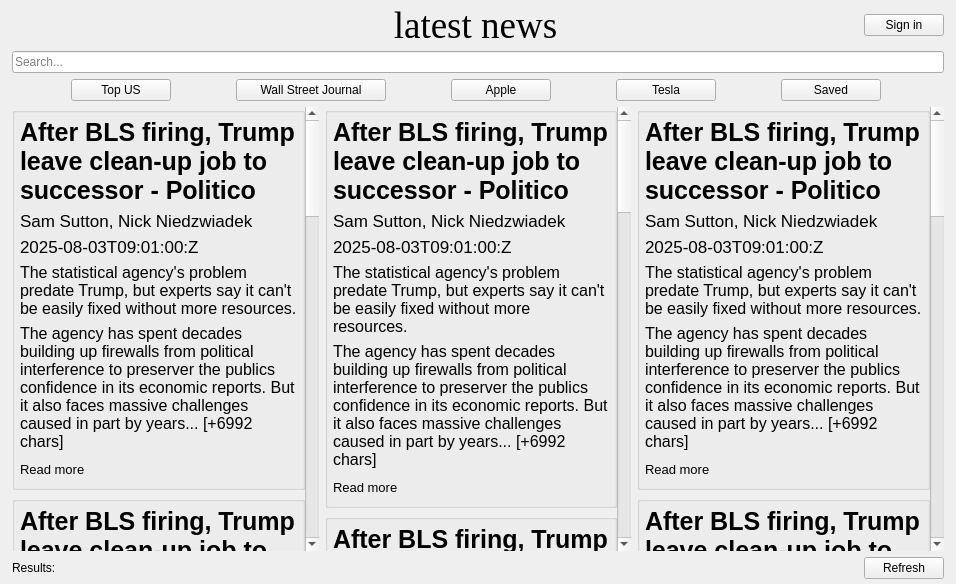
Before: the Qt Designer form ui/ui_mainwindow.ui in Akshaye-Sharma/news-aggregator, drawn with Qt 5.
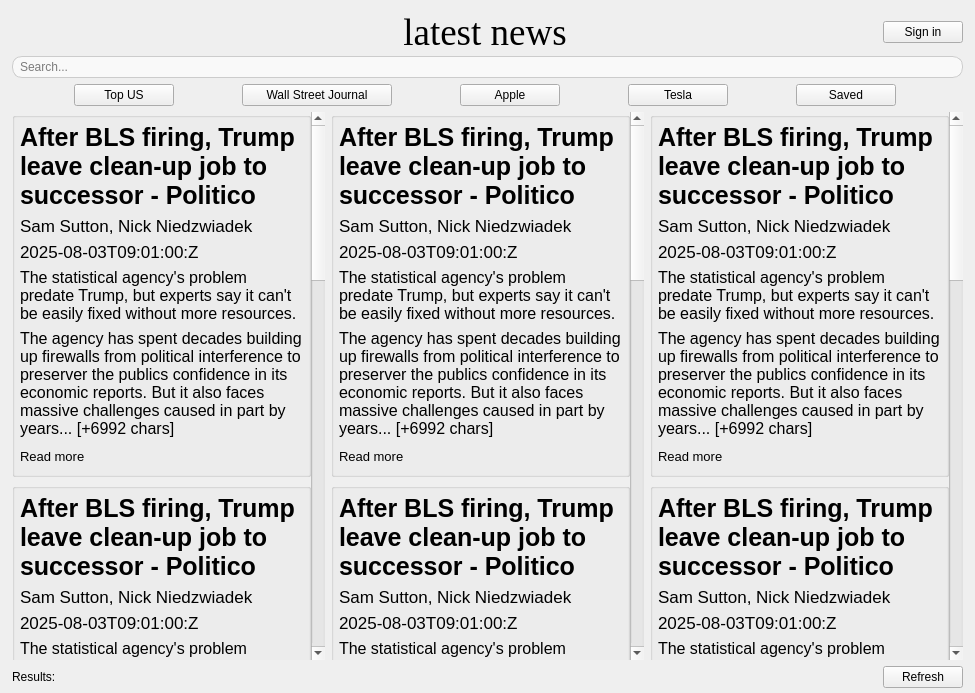
After: the same form once the commit is applied. Icons and pictures are not drawn.

Commit message: search functionality added, saved bugs fixed

What changed in the file:
```diff
--- a/ui/ui_mainwindow.ui
+++ b/ui/ui_mainwindow.ui
@@ -9,20 +9,23 @@
    <rect>
     <x>0</x>
     <y>0</y>
-    <width>956</width>
-    <height>584</height>
+    <width>975</width>
+    <height>693</height>
    </rect>
   </property>
+  <property name="focusPolicy">
+   <enum>Qt::NoFocus</enum>
+  </property>
   <property name="windowTitle">
    <string>MainWindow</string>
   </property>
   <widget class="QWidget" name="centralwidget">
-   <layout class="QVBoxLayout" name="verticalLayout_2">
+   <layout class="QHBoxLayout" name="horizontalLayout_7">
     <property name="leftMargin">
      <number>12</number>
     </property>
     <property name="topMargin">
-     <number>5</number>
+     <number>10</number>
     </property>
     <property name="rightMargin">
      <number>12</number>
@@ -221,7 +224,7 @@
             <number>0</number>
            </property>
            <property name="topMargin">
-            <number>0</number>
+            <number>5</number>
            </property>
            <property name="rightMargin">
             <number>0</number>
@@ -368,34 +371,41 @@
             <number>0</number>
            </property>
            <item>
-            <widget class="QFrame" name="frame_2">
-             <property name="frameShape">
-              <enum>QFrame::NoFrame</enum>
+            <widget class="QLineEdit" name="searchBar">
+             <property name="font">
+              <font>
+               <stylestrategy>PreferDefault</stylestrategy>
+              </font>
              </property>
-             <property name="frameShadow">
-              <enum>QFrame::Raised</enum>
+             <property name="focusPolicy">
+              <enum>Qt::ClickFocus</enum>
              </property>
-             <layout class="QHBoxLayout" name="horizontalLayout_5">
-              <property name="leftMargin">
-               <number>0</number>
-              </property>
-              <property name="topMargin">
-               <number>0</number>
-              </property>
-              <property name="rightMargin">
-               <number>0</number>
-              </property>
-              <property name="bottomMargin">
-               <number>0</number>
-              </property>
-              <item>
-               <widget class="QLineEdit" name="searchBar">
-                <property name="placeholderText">
-                 <string>Search...</string>
-                </property>
-               </widget>
-              </item>
-             </layout>
+             <property name="contextMenuPolicy">
+              <enum>Qt::DefaultContextMenu</enum>
+             </property>
+             <property name="acceptDrops">
+              <bool>false</bool>
+             </property>
+             <property name="styleSheet">
+              <string notr="true">QLineEdit {
+    border: 1px solid #ccc;        /* Light border */
+    border-radius: 10px;           /* Rounded corners */
+    padding: 2px 5px;             /* Space inside */
+    background-color: #f9f9f9;     /* Subtle background */
+    selection-background-color: #cce7ff; /* Highlight when selecting text */
+	outline: none;
+}
+
+QLineEdit:focus {
+    border: 1px solid #0078d7;     /* Highlighted border when focused */
+	background-color: #ffffff;     /* White background when active */
+	outline: none;
+}
+</string>
+             </property>
+             <property name="placeholderText">
+              <string>Search...</string>
+             </property>
             </widget>
            </item>
            <item>
@@ -555,8 +565,8 @@
                       <rect>
                        <x>0</x>
                        <y>0</y>
-                       <width>304</width>
-                       <height>1625</height>
+                       <width>310</width>
+                       <height>1615</height>
                       </rect>
                      </property>
                      <layout class="QVBoxLayout" name="verticalLayout">
@@ -1504,8 +1514,8 @@
                       <rect>
                        <x>0</x>
                        <y>0</y>
-                       <width>304</width>
-                       <height>1625</height>
+                       <width>311</width>
+                       <height>1615</height>
                       </rect>
                      </property>
                      <layout class="QVBoxLayout" name="verticalLayout_4">
@@ -2453,8 +2463,8 @@
                       <rect>
                        <x>0</x>
                        <y>0</y>
-                       <width>304</width>
-                       <height>1625</height>
+                       <width>310</width>
+                       <height>1615</height>
                       </rect>
                      </property>
                      <layout class="QVBoxLayout" name="verticalLayout_6">
@@ -3421,7 +3431,7 @@
                    <rect>
                     <x>0</x>
                     <y>0</y>
-                    <width>932</width>
+                    <width>951</width>
                     <height>780</height>
                    </rect>
                   </property>
@@ -4581,7 +4591,7 @@
              <widget class="QWidget" name="text_page">
               <layout class="QVBoxLayout" name="verticalLayout_3">
                <item>
-                <widget class="QLabel" name="no_saves_label">
+                <widget class="QLabel" name="text_label">
                  <property name="layoutDirection">
                   <enum>Qt::LeftToRight</enum>
                  </property>
@@ -4620,11 +4630,65 @@
               </property>
               <item>
                <widget class="QLabel" name="results_label">
+                <property name="minimumSize">
+                 <size>
+                  <width>100</width>
+                  <height>0</height>
+                 </size>
+                </property>
+                <property name="maximumSize">
+                 <size>
+                  <width>100</width>
+                  <height>16777215</height>
+                 </size>
+                </property>
                 <property name="text">
                  <string>Results:</string>
                 </property>
                </widget>
               </item>
+              <item>
+               <spacer name="horizontalSpacer">
+                <property name="orientation">
+                 <enum>Qt::Horizontal</enum>
+                </property>
+                <property name="sizeHint" stdset="0">
+                 <size>
+                  <width>40</width>
+                  <height>20</height>
+                 </size>
+                </property>
+               </spacer>
+              </item>
+              <item>
+               <widget class="QLabel" name="status_label">
+                <property name="minimumSize">
+                 <size>
+                  <width>500</width>
+                  <height>0</height>
+                 </size>
+                </property>
+                <property name="text">
+                 <string/>
+                </property>
+                <property name="alignment">
+                 <set>Qt::AlignCenter</set>
+                </property>
+               </widget>
+              </item>
+              <item>
+               <spacer name="horizontalSpacer_3">
+                <property name="orientation">
+                 <enum>Qt::Horizontal</enum>
+                </property>
+                <property name="sizeHint" stdset="0">
+                 <size>
+                  <width>40</width>
+                  <height>20</height>
+                 </size>
+                </property>
+               </spacer>
+              </item>
               <item>
                <widget class="QPushButton" name="refresh_button">
                 <property name="sizePolicy">
```
The commit also changes 3 other files.
